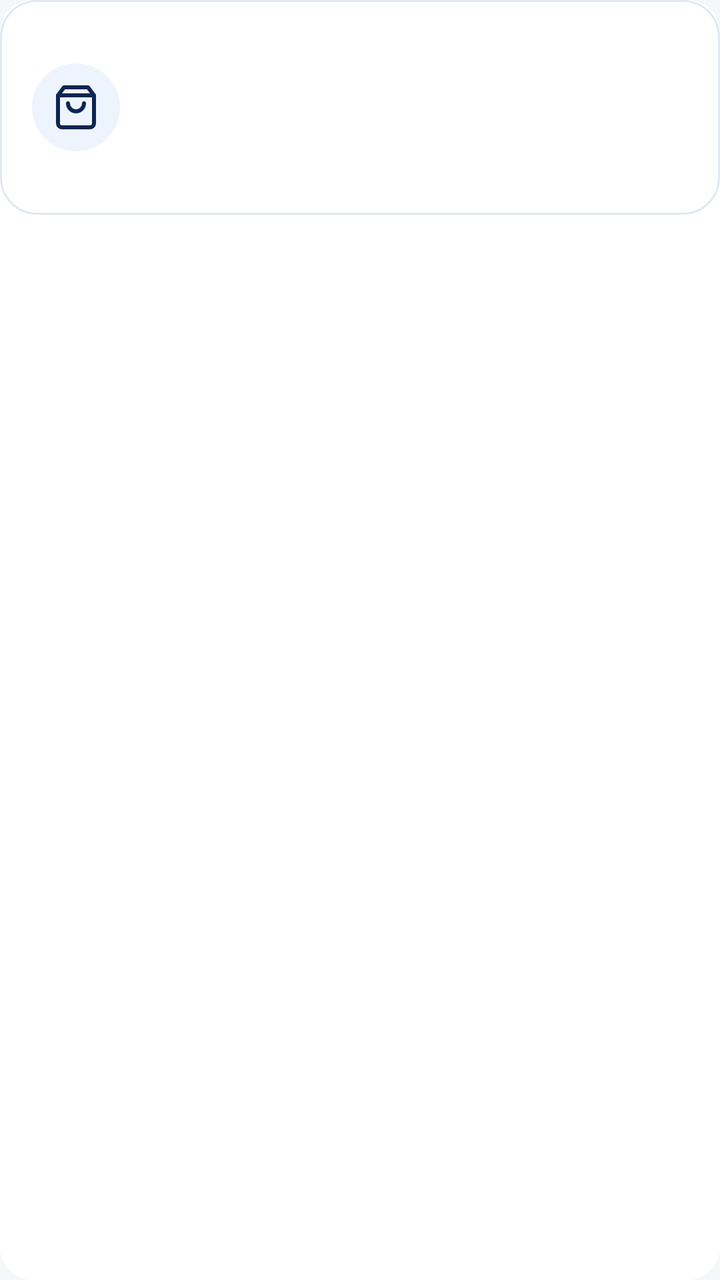
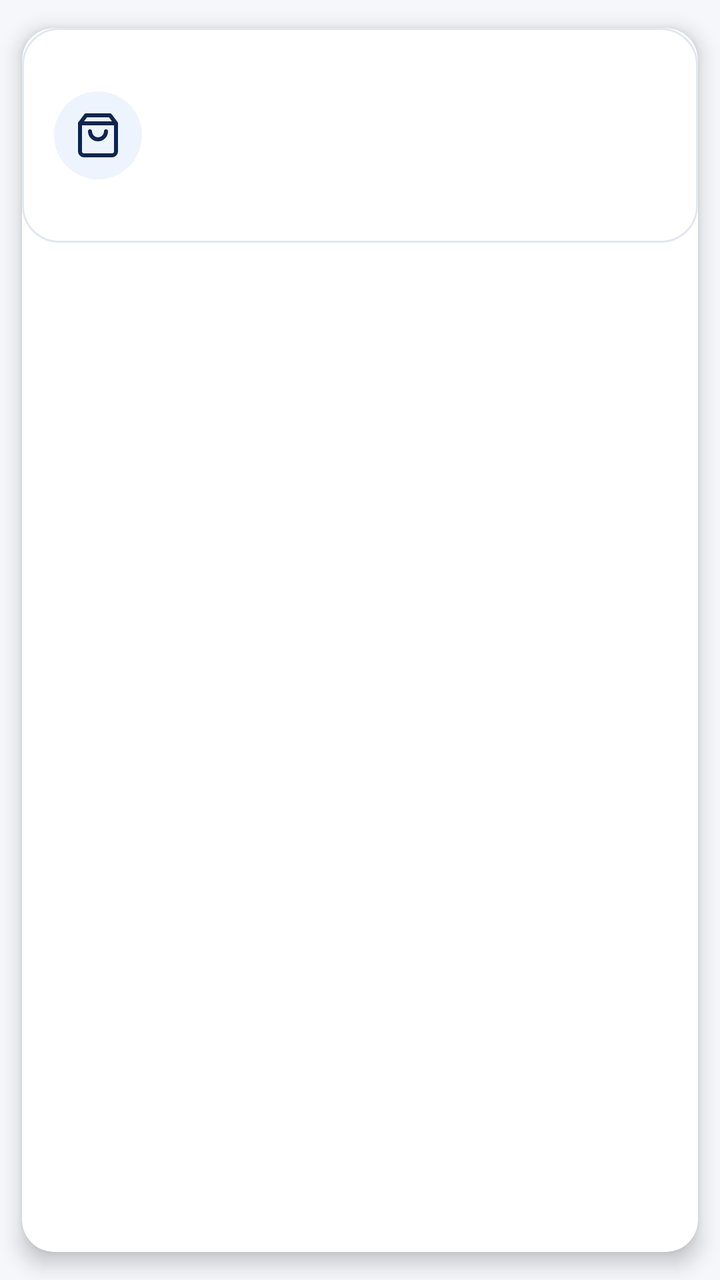

Two renders of the same Android screen: before a commit and after it. Below are the layout's source before the change and the commit's diff.
<!-- AndroidManifest.xml: application theme Theme.Lory -->
<!-- res/layout/item_grupo_card.xml -->
<?xml version="1.0" encoding="utf-8"?>
<androidx.cardview.widget.CardView xmlns:android="http://schemas.android.com/apk/res/android"
    xmlns:app="http://schemas.android.com/apk/res-auto"
    android:layout_width="match_parent"
    android:layout_height="wrap_content"
    android:layout_marginBottom="12dp"
    app:cardCornerRadius="16dp"
    app:cardElevation="0dp">

    <LinearLayout
        android:layout_width="match_parent"
        android:layout_height="wrap_content"
        android:background="@drawable/bg_welcome_card"
        android:gravity="center_vertical"
        android:orientation="horizontal"
        android:padding="16dp">

        <ImageView
            android:layout_width="44dp"
            android:layout_height="44dp"
            android:background="@drawable/bg_circle_icon"
            android:contentDescription="@string/desc_icon"
            android:padding="10dp"
            android:src="@drawable/ic_bag"
            app:tint="@color/primary_dark_blue" />

        <LinearLayout
            android:layout_width="0dp"
            android:layout_height="wrap_content"
            android:layout_marginStart="14dp"
            android:layout_weight="1"
            android:orientation="vertical">

            <TextView
                android:id="@+id/tv_grupo_nome"
                android:layout_width="match_parent"
                android:layout_height="wrap_content"
                android:textColor="@color/text_primary"
                android:textSize="15sp"
                android:textStyle="bold" />

            <TextView
                android:id="@+id/tv_grupo_cadeira"
                android:layout_width="match_parent"
                android:layout_height="wrap_content"
                android:layout_marginTop="2dp"
                android:textColor="@color/primary_blue"
                android:textSize="12sp" />

            <TextView
                android:id="@+id/tv_grupo_tema"
                android:layout_width="match_parent"
                android:layout_height="wrap_content"
                android:layout_marginTop="2dp"
                android:textColor="@color/text_secondary"
                android:textSize="12sp" />

            <TextView
                android:id="@+id/tv_grupo_sync"
                android:layout_width="match_parent"
                android:layout_height="wrap_content"
                android:layout_marginTop="2dp"
                android:textColor="@color/text_secondary"
                android:textSize="12sp" />
        </LinearLayout>
    </LinearLayout>
</androidx.cardview.widget.CardView>
<!-- resources referenced by this layout -->
<resources>
  <color name="primary_blue">#1E40AF</color>
  <color name="primary_dark_blue">#0D2552</color>
  <color name="text_primary">#0F172A</color>
  <color name="text_secondary">#64748B</color>
  <!-- drawable bg_circle_icon (drawable) -->
  <?xml version="1.0" encoding="utf-8"?>
  <shape xmlns:android="http://schemas.android.com/apk/res/android"
      android:shape="oval">
      <solid android:color="@color/light_blue_bg" />
  </shape>
  <!-- drawable bg_welcome_card (drawable) -->
  <?xml version="1.0" encoding="utf-8"?>
  <shape xmlns:android="http://schemas.android.com/apk/res/android"
      android:shape="rectangle">
      <solid android:color="@color/surface_white" />
      <corners android:radius="18dp" />
      <stroke
          android:width="1dp"
          android:color="#E2E8F0" />
  </shape>
  <!-- drawable ic_bag (drawable) -->
  <vector xmlns:android="http://schemas.android.com/apk/res/android"
      android:width="24dp"
      android:height="24dp"
      android:viewportWidth="24"
      android:viewportHeight="24">
    <path
        android:fillColor="#00000000"
        android:strokeColor="@color/primary_dark_blue"
        android:strokeWidth="2"
        android:strokeLineCap="round"
        android:strokeLineJoin="round"
        android:pathData="M6,2L3,6v14a2,2 0,0 0,2 2h14a2,2 0,0 0,2,-2V6l-3,-4z M3,6h18 M16,10a4,4 0,0 1,-8 0"/>
  </vector>
  <string name="desc_icon">Ícone</string>
  <style name="Theme.Lory" parent="Base.Theme.Lory" />
  <color name="light_blue_bg">#EEF4FD</color>
  <color name="surface_white">#FFFFFF</color>
  <style name="Base.Theme.Lory" parent="Theme.Material3.DayNight.NoActionBar">
          
          <item name="colorPrimary">@color/primary_dark_blue</item>
          <item name="colorOnPrimary">@color/white</item>
          <item name="colorContainer">@color/surface_white</item>
          <item name="android:statusBarColor">@color/background_light</item>
          <item name="android:windowLightStatusBar">true</item>
          <item name="android:windowBackground">@color/background_light</item>
      </style>
  <color name="white">#FFFFFFFF</color>
  <color name="background_light">#F5F7FB</color>
</resources>

<!-- the commit's change to res/layout/item_grupo_card.xml (unified diff, before → after) -->
@@ -5,7 +5,8 @@
     android:layout_height="wrap_content"
     android:layout_marginBottom="12dp"
     app:cardCornerRadius="16dp"
-    app:cardElevation="0dp">
+    app:cardElevation="6dp"
+    app:cardUseCompatPadding="true">
 
     <LinearLayout
         android:layout_width="match_parent"
